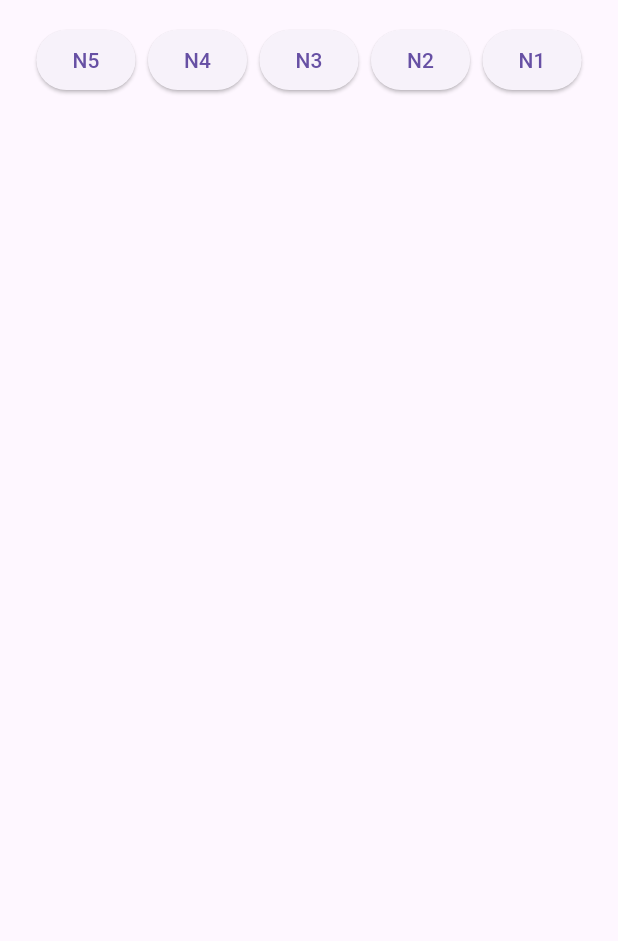
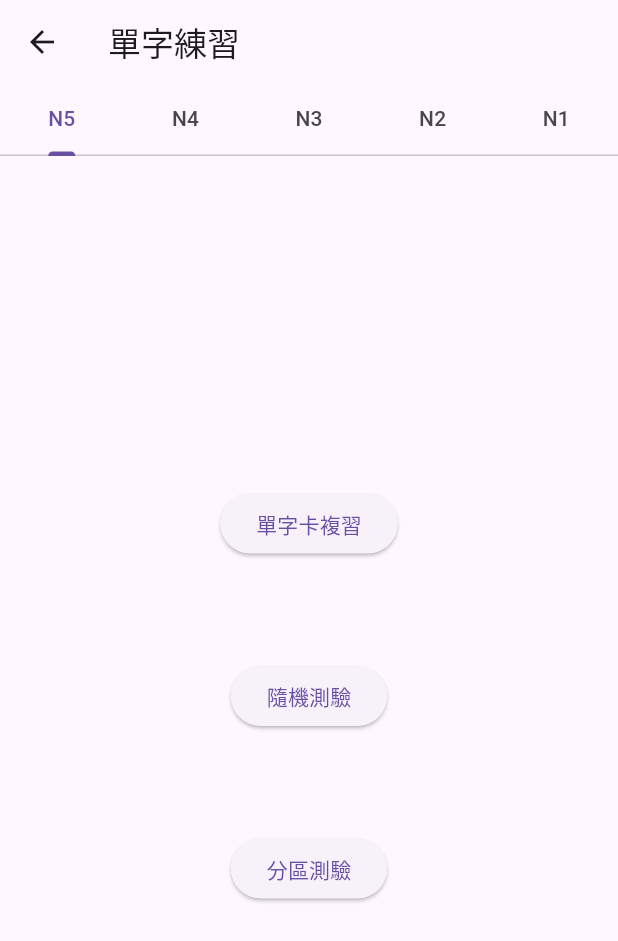
Before and after one commit to xiaomingtseng/study_japanese_app, a Flutter app: the HomeScreen screen opened by its route, after a tap on "單字練習", on a phone screen of 412 x 824 dp. Shown: the top 941 px of the screen. Run offline on Flutter 3.47's test engine with Material 3 defaults, Android fonts, the phone set to English and light mode, and no system bars; our stand-ins replace sqflite; accounts and stored records are empty.

Commit message:
[feature] word list can appear

```diff
--- a/lib/features/home_screen.dart
+++ b/lib/features/home_screen.dart
@@ -7,9 +7,9 @@ class HomeScreen extends StatelessWidget {
   @override
   Widget build(BuildContext context) {
     return Scaffold(
-      appBar: AppBar(
-        title: const Text('AppBar will delete after stable version'),
-      ),
+      // appBar: AppBar(
+      //   title: const Text('AppBar will delete after stable version'),
+      // ),
       backgroundColor: const Color.fromRGBO(202, 66, 66, 1),
       body: SingleChildScrollView(
         child: ConstrainedBox(
@@ -51,11 +51,11 @@ class HomeScreen extends StatelessWidget {
                 const Divider(
                   color: Colors.black,
                   thickness: 2,
-                  indent: 16,
-                  endIndent: 16,
+                  // indent: 16,
+                  // endIndent: 16,
                 ),
                 // Spacer to push buttons to the bottom
-                const Spacer(),
+                const Spacer(flex: 1),
                 // content area (buttons)
                 _buildTrainButton(
                   context,
--- a/lib/features/word/word_practice_screen.dart
+++ b/lib/features/word/word_practice_screen.dart
@@ -1,5 +1,5 @@
 import 'package:flutter/material.dart';
-import 'package:study_japanese/features/word/word_list_widget.dart';
+import 'package:study_japanese/features/word/word_widget/word_list_widget.dart';
 
 class WordPracticeScreen extends StatefulWidget {
   const WordPracticeScreen({super.key});
@@ -8,45 +8,140 @@ class WordPracticeScreen extends StatefulWidget {
   State<WordPracticeScreen> createState() => _WordPracticeScreenState();
 }
 
-class _WordPracticeScreenState extends State<WordPracticeScreen> {
-  int selectLevel = 5; // 5: N5, 4: N4, 3: N3, 2: N2, 1: N1
-  bool isSelectLevel = false; // 是否選擇了等級
+class _WordPracticeScreenState extends State<WordPracticeScreen>
+    with SingleTickerProviderStateMixin {
+  late TabController _tabController;
+
+  @override
+  void initState() {
+    super.initState();
+    _tabController = TabController(length: 5, vsync: this);
+  }
+
+  @override
+  void dispose() {
+    _tabController.dispose();
+    super.dispose();
+  }
+
   @override
   Widget build(BuildContext context) {
     return Scaffold(
-      // appBar: AppBar(title: const Text('單字練習')),
-      body: Center(
-        child: Column(
-          children: [
-            Padding(
-              padding: const EdgeInsets.all(16),
-              child: Row(
-                mainAxisAlignment: MainAxisAlignment.spaceEvenly,
-                children:
-                    [5, 4, 3, 2, 1]
-                        .map(
-                          (level) => ElevatedButton(
-                            onPressed: () {
-                              setState(() {
-                                selectLevel = level;
-                                isSelectLevel = true;
-                              });
-                            },
-                            child: Text('N$level'),
-                          ),
-                        )
-                        .toList(),
-              ),
-            ),
-
-            if (isSelectLevel)
-              Padding(
-                padding: const EdgeInsets.all(16),
-                child: Container(height: 300, child: WordList()),
-              ),
+      appBar: AppBar(
+        title: const Text('單字練習'),
+        bottom: TabBar(
+          controller: _tabController,
+          tabs: const [
+            Tab(text: 'N5'),
+            Tab(text: 'N4'),
+            Tab(text: 'N3'),
+            Tab(text: 'N2'),
+            Tab(text: 'N1'),
           ],
         ),
+      ),
+      body: TabBarView(
+        controller: _tabController,
+        children:
+            [5, 4, 3, 2, 1].map((level) {
+              return Center(
+                child: Padding(
+                  padding: const EdgeInsets.all(50),
+                  child: Container(
+                    height: MediaQuery.of(context).size.height * 0.5,
+                    child: Column(
+                      mainAxisAlignment: MainAxisAlignment.spaceEvenly,
+                      children: [
+                        // 單字卡複習按鈕
+                        ElevatedButton(
+                          onPressed: () {
+                            Navigator.push(
+                              context,
+                              MaterialPageRoute(
+                                builder: (context) => WordList(),
+                              ),
+                            );
+                          },
+                          child: const Text('單字卡複習'),
+                        ),
+
+                        // 隨機測驗按鈕
+                        ElevatedButton(
+                          onPressed: () {
+                            Navigator.push(
+                              context,
+                              MaterialPageRoute(
+                                builder:
+                                    (context) => RandomQuizScreen(level: level),
+                              ),
+                            );
+                          },
+                          child: const Text('隨機測驗'),
+                        ),
+
+                        // 分區測驗按鈕
+                        ElevatedButton(
+                          onPressed: () {
+                            Navigator.push(
+                              context,
+                              MaterialPageRoute(
+                                builder:
+                                    (context) =>
+                                        SectionQuizScreen(level: level),
+                              ),
+                            );
+                          },
+                          child: const Text('分區測驗'),
+                        ),
+                      ],
+                    ),
+                  ),
+                ),
+              );
+            }).toList(),
       ),
     );
   }
 }
+
+// 單字卡複習頁面
+class WordCardReviewScreen extends StatelessWidget {
+  final int level;
+  const WordCardReviewScreen({required this.level, super.key});
+
+  @override
+  Widget build(BuildContext context) {
+    return Scaffold(
+      appBar: AppBar(title: Text('單字卡複習 - N$level')),
+      body: Center(child: Text('這裡是單字卡複習功能，等級：N$level')),
+    );
+  }
+}
+
+// 隨機測驗頁面
+class RandomQuizScreen extends StatelessWidget {
+  final int level;
+  const RandomQuizScreen({required this.level, super.key});
+
+  @override
+  Widget build(BuildContext context) {
+    return Scaffold(
+      appBar: AppBar(title: Text('隨機測驗 - N$level')),
+      body: Center(child: Text('這裡是隨機測驗功能，等級：N$level')),
+    );
+  }
+}
+
+// 分區測驗頁面
+class SectionQuizScreen extends StatelessWidget {
+  final int level;
+  const SectionQuizScreen({required this.level, super.key});
+
+  @override
+  Widget build(BuildContext context) {
+    return Scaffold(
+      appBar: AppBar(title: Text('分區測驗 - N$level')),
+      body: Center(child: Text('這裡是分區測驗功能，等級：N$level')),
+    );
+  }
+}
```
Also changed, not shown: lib/features/word/word_widget/word_card_widget.dart (renamed from lib/features/word/word_card_widget.dart, +5 -7 lines), lib/features/word/word_widget/word_list_widget.dart (renamed from lib/features/word/word_list_widget.dart, +8 -0 lines).
